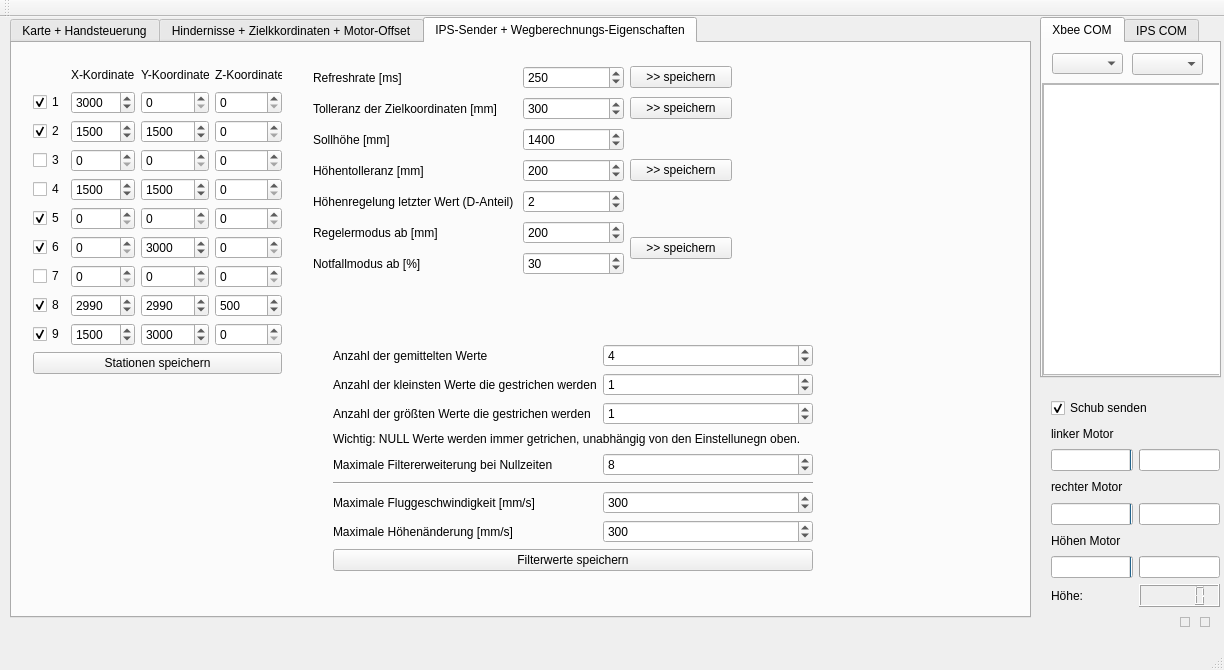
Koerner/Sturzflug-at-daedalus.ei.tum.de, file mainwindow.ui: the form before one commit.
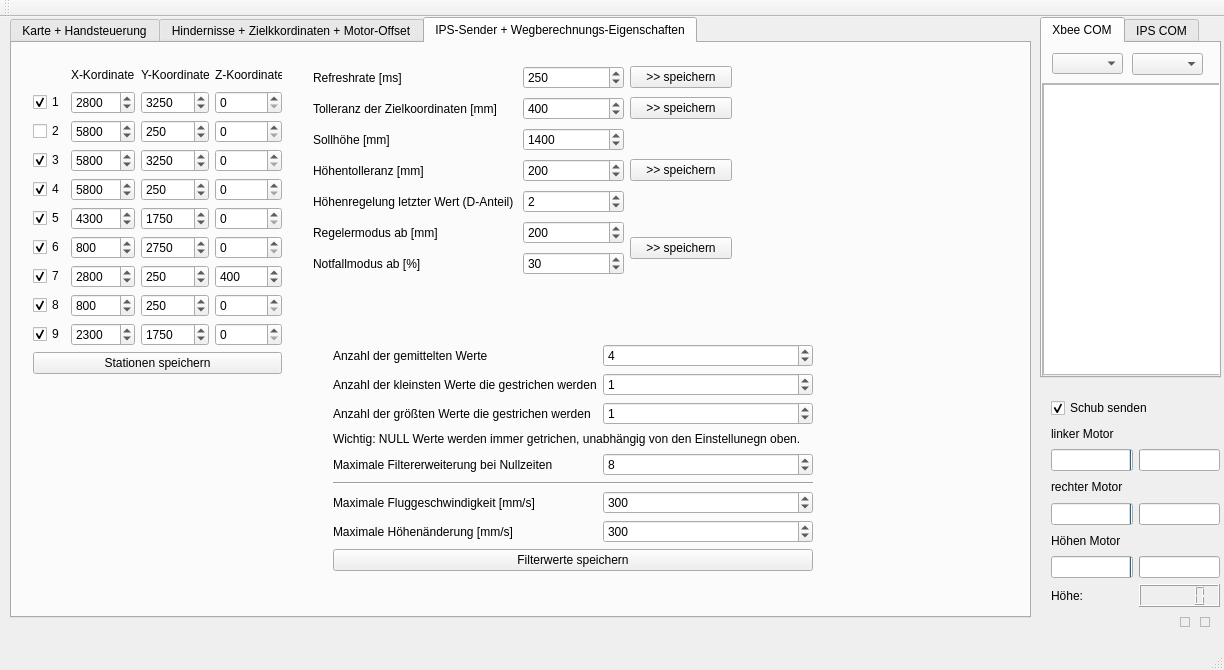
The form after the commit. The open tabs and pages were chosen to show the change.

What changed in the file:
```diff
--- a/mainwindow.ui
+++ b/mainwindow.ui
@@ -1306,7 +1306,7 @@
           <number>99999</number>
          </property>
          <property name="value">
-          <number>1500</number>
+          <number>250</number>
          </property>
         </widget>
        </item>
@@ -1315,6 +1315,9 @@
          <property name="maximum">
           <number>99999</number>
          </property>
+         <property name="value">
+          <number>250</number>
+         </property>
         </widget>
        </item>
        <item row="2" column="1">
@@ -1323,7 +1326,7 @@
           <number>99999</number>
          </property>
          <property name="value">
-          <number>1500</number>
+          <number>5800</number>
          </property>
         </widget>
        </item>
@@ -1333,7 +1336,7 @@
           <number>99999</number>
          </property>
          <property name="value">
-          <number>3000</number>
+          <number>2800</number>
          </property>
         </widget>
        </item>
@@ -1343,7 +1346,7 @@
           <number>99999</number>
          </property>
          <property name="value">
-          <number>2990</number>
+          <number>800</number>
          </property>
         </widget>
        </item>
@@ -1353,7 +1356,7 @@
           <number>99999</number>
          </property>
          <property name="value">
-          <number>0</number>
+          <number>800</number>
          </property>
         </widget>
        </item>
@@ -1369,6 +1372,9 @@
          <property name="maximum">
           <number>99999</number>
          </property>
+         <property name="value">
+          <number>3250</number>
+         </property>
         </widget>
        </item>
        <item row="7" column="3">
@@ -1376,6 +1382,9 @@
          <property name="maximum">
           <number>99999</number>
          </property>
+         <property name="value">
+          <number>400</number>
+         </property>
         </widget>
        </item>
        <item row="9" column="1">
@@ -1384,7 +1393,7 @@
           <number>99999</number>
          </property>
          <property name="value">
-          <number>1500</number>
+          <number>2300</number>
          </property>
         </widget>
        </item>
@@ -1394,7 +1403,7 @@
           <number>99999</number>
          </property>
          <property name="value">
-          <number>2990</number>
+          <number>250</number>
          </property>
         </widget>
        </item>
@@ -1404,7 +1413,7 @@
           <number>99999</number>
          </property>
          <property name="value">
-          <number>0</number>
+          <number>3250</number>
          </property>
         </widget>
        </item>
@@ -1427,6 +1436,9 @@
          <property name="maximum">
           <number>99999</number>
          </property>
+         <property name="value">
+          <number>5800</number>
+         </property>
         </widget>
        </item>
        <item row="0" column="2">
@@ -1456,7 +1468,7 @@
           <number>99999</number>
          </property>
          <property name="value">
-          <number>0</number>
+          <number>4300</number>
          </property>
         </widget>
        </item>
@@ -1466,7 +1478,7 @@
           <number>99999</number>
          </property>
          <property name="value">
-          <number>1500</number>
+          <number>5800</number>
          </property>
         </widget>
        </item>
@@ -1476,7 +1488,7 @@
           <number>99999</number>
          </property>
          <property name="value">
-          <number>500</number>
+          <number>0</number>
          </property>
         </widget>
        </item>
@@ -1486,7 +1498,7 @@
           <number>99999</number>
          </property>
          <property name="value">
-          <number>1500</number>
+          <number>250</number>
          </property>
         </widget>
        </item>
@@ -1503,7 +1515,7 @@
           <number>99999</number>
          </property>
          <property name="value">
-          <number>0</number>
+          <number>1750</number>
          </property>
         </widget>
        </item>
@@ -1513,7 +1525,7 @@
           <number>99999</number>
          </property>
          <property name="value">
-          <number>3000</number>
+          <number>2750</number>
          </property>
         </widget>
        </item>
@@ -1542,6 +1554,9 @@
          <property name="maximum">
           <number>99999</number>
          </property>
+         <property name="value">
+          <number>2800</number>
+         </property>
         </widget>
        </item>
        <item row="9" column="2">
@@ -1550,7 +1565,7 @@
           <number>99999</number>
          </property>
          <property name="value">
-          <number>3000</number>
+          <number>1750</number>
          </property>
         </widget>
        </item>
@@ -1577,7 +1592,7 @@
           <string>2</string>
          </property>
          <property name="checked">
-          <bool>true</bool>
+          <bool>false</bool>
          </property>
         </widget>
        </item>
@@ -1587,7 +1602,7 @@
           <string>3</string>
          </property>
          <property name="checked">
-          <bool>false</bool>
+          <bool>true</bool>
          </property>
         </widget>
        </item>
@@ -1597,7 +1612,7 @@
           <string>4</string>
          </property>
          <property name="checked">
-          <bool>false</bool>
+          <bool>true</bool>
          </property>
         </widget>
        </item>
@@ -1626,6 +1641,9 @@
          <property name="text">
           <string>7</string>
          </property>
+         <property name="checked">
+          <bool>true</bool>
+         </property>
         </widget>
        </item>
        <item row="8" column="0">
@@ -1750,7 +1768,7 @@
           <number>10</number>
          </property>
          <property name="value">
-          <number>300</number>
+          <number>400</number>
          </property>
         </widget>
        </item>
```
Left out of the diff: 30 changed lines with no effect on the pictures.
